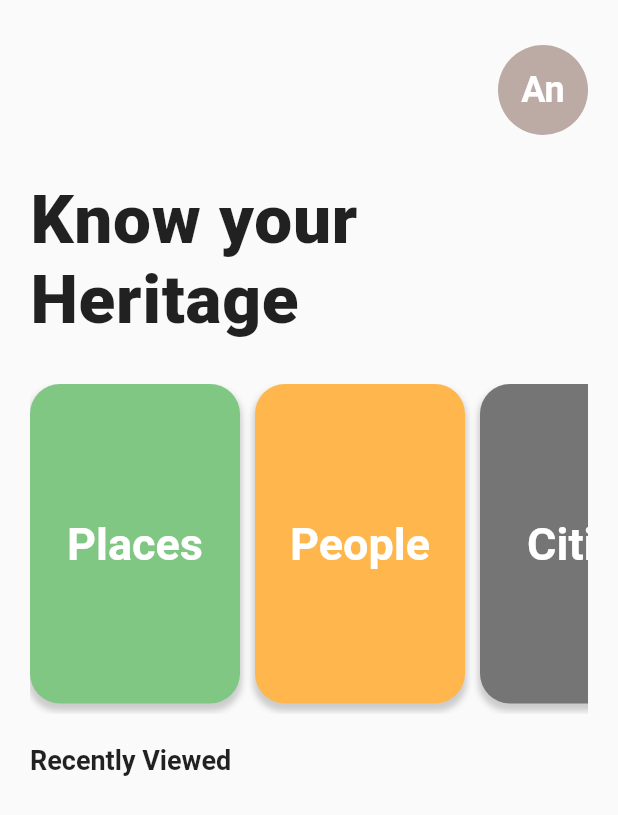
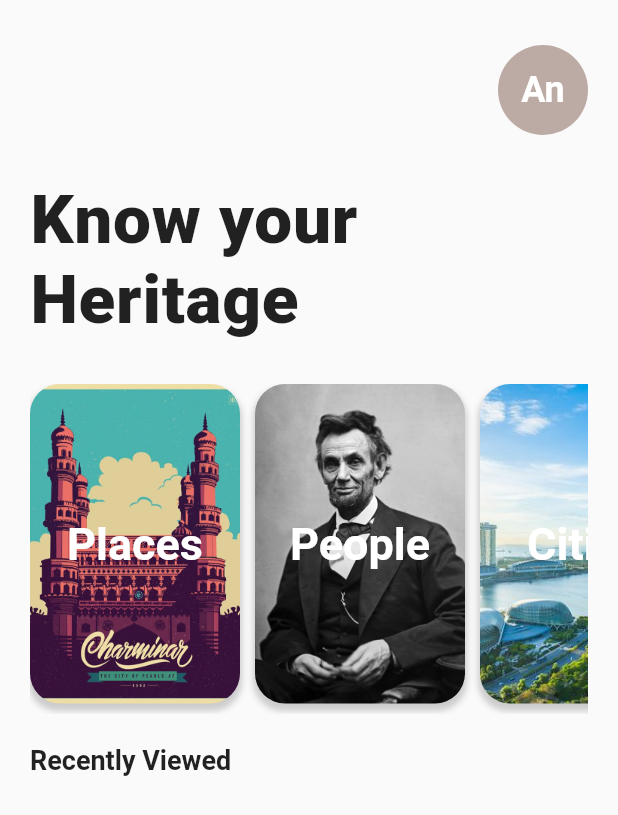
Before and after one commit to AnexDev1/Historia, a Flutter app: the screen it shows after launch, on a phone screen of 412 x 824 dp. Shown: the top 815 px of the screen. Run offline on Flutter 3.47's test engine with Material 2 defaults, Android fonts, the phone set to English and light mode, and no system bars; our stand-ins replace cloud_firestore, firebase_core; accounts and stored records are empty.

```diff
--- a/lib/components/list_box.dart
+++ b/lib/components/list_box.dart
@@ -3,14 +3,14 @@ import 'package:flutter/material.dart';
 class ListBox extends StatelessWidget {
   const ListBox({
     Key? key,
-    required this.color,
+    required this.imagePath,
     required this.text,
     required this.onTap,
   }) : super(key: key);
 
-  final Color? color;
   final String text;
   final Function() onTap;
+  final String imagePath;
 
   @override
   Widget build(BuildContext context) {
@@ -21,7 +21,10 @@ class ListBox extends StatelessWidget {
         child: Container(
           width: 140.0,
           decoration: BoxDecoration(
-            color: color,
+            image: DecorationImage(
+              image: AssetImage(imagePath),
+              fit: BoxFit.cover,
+            ),
             borderRadius: const BorderRadius.all(
               Radius.circular(20.0),
             ),
--- a/lib/screens/home_page.dart
+++ b/lib/screens/home_page.dart
@@ -52,7 +52,7 @@ class HomePage extends StatelessWidget {
                   scrollDirection: Axis.horizontal,
                   children: [
                     ListBox(
-                      color: Colors.green[300],
+                      imagePath: 'assets/palce.jpg',
                       text: 'Places',
                       onTap: () {
                         Navigator.push(
@@ -67,7 +67,7 @@ class HomePage extends StatelessWidget {
                       width: 10.0,
                     ),
                     ListBox(
-                      color: Colors.orange[300],
+                      imagePath: 'assets/people.jpg',
                       text: 'People',
                       onTap: () {
                         Navigator.push(
@@ -82,7 +82,7 @@ class HomePage extends StatelessWidget {
                       width: 10.0,
                     ),
                     ListBox(
-                      color: Colors.grey[600],
+                      imagePath: 'assets/city.jpg',
                       text: 'Cities',
                       onTap: () {
                         Navigator.push(
```
Also changed, not shown: assets/city.jpg (added), assets/palce.jpg (added), assets/people.jpg (added).
